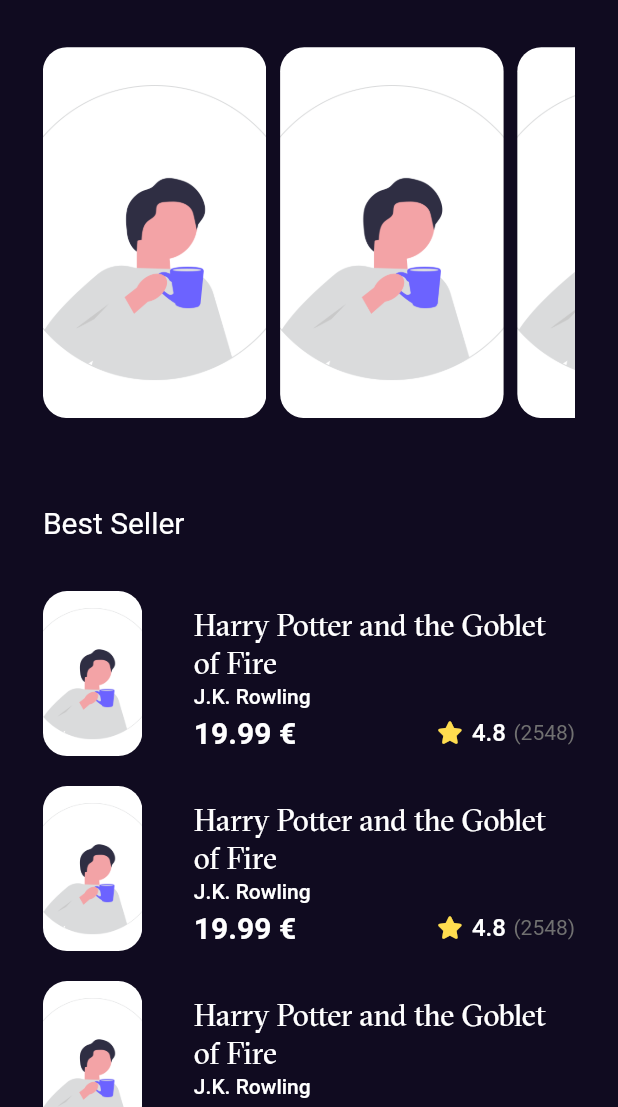
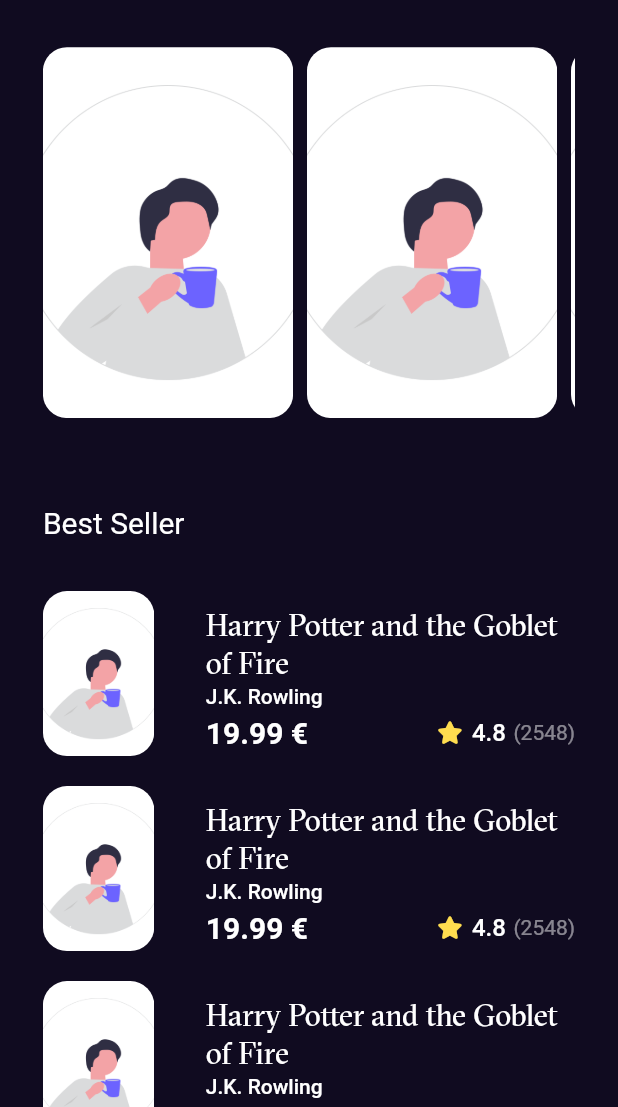
Before and after one commit to Mohammed-AboLEneen/Bookly, a Flutter app: the screen it shows after launch, on a phone screen of 412 x 824 dp, the part 129-1236 px from its top. Run offline on Flutter 3.47's test engine with Material 2 defaults, Android fonts, the phone set to English and light mode, and no system bars; our stand-ins replace flutter_screenutil, flutter_svg, font_awesome_flutter, go_router, google_fonts.

Commit message:
add screen details and some widgets in it

```diff
--- /dev/null
+++ b/lib/core/utils/routers.dart
@@ -0,0 +1,35 @@
+import 'package:bookly/features/home/presentation/view/details_book_view.dart';
+import 'package:bookly/features/home/presentation/view/home_view.dart';
+import 'package:bookly/features/splash/presentation/view/splash_view.dart';
+import 'package:flutter/cupertino.dart';
+import 'package:go_router/go_router.dart';
+
+class BooklyRouters{
+
+  static String homeView = '/homeView';
+  static String detailsBookView = '/detailsView';
+  static final GoRouter router = GoRouter(
+    routes: <RouteBase>[
+      GoRoute(
+        path: '/',
+        builder: (BuildContext context, GoRouterState state) {
+          return const SplashView();
+        },
+      ),
+
+      GoRoute(
+        path: '/homeView',
+        builder: (BuildContext context, GoRouterState state) {
+          return const HomeView();
+        },
+      ),
+
+      GoRoute(
+        path: '/detailsView',
+        builder: (BuildContext context, GoRouterState state) {
+          return const DetailsBookView();
+        },
+      )
+    ],
+  );
+}
--- a/lib/features/home/presentation/view/widgets/best_seller_list_view_item.dart
+++ b/lib/features/home/presentation/view/widgets/best_seller_list_view_item.dart
@@ -1,17 +1,25 @@
 import 'package:bookly/features/home/presentation/view/widgets/top_list_view_item.dart';
 import 'package:flutter/cupertino.dart';
 import 'package:flutter_screenutil/flutter_screenutil.dart';
-import 'package:font_awesome_flutter/font_awesome_flutter.dart';
+import 'package:go_router/go_router.dart';
 
 import '../../../../../constants.dart';
+import '../../../../../core/utils/routers.dart';
 import '../../../../../core/utils/styles.dart';
+import 'book_rating.dart';
 
 class BestSellerListViewItem extends StatelessWidget {
   const BestSellerListViewItem({super.key});
 
   @override
   Widget build(BuildContext context) {
-    return SizedBox(
+    return GestureDetector(
+
+      onTap: (){
+
+        context.push(BooklyRouters.detailsBookView);
+      },
+      child: SizedBox(
 
         width: MediaQuery.of(context).size.width * .9,
         height: 110,
@@ -41,7 +49,6 @@ class BestSellerListViewItem extends StatelessWidget {
                     ),
                     Row(
 
-
                       children: [
                         Text(
                           '19.99 €',
@@ -49,27 +56,7 @@ class BestSellerListViewItem extends StatelessWidget {
                               .copyWith(fontWeight: FontWeight.bold),
                         ),
                         const Spacer(),
-                      const FaIcon(
-                        FontAwesomeIcons.solidStar,
-                        color: Color(0xffFFDD4F),
-                        size: 15,
-                      ),
-                      const SizedBox(
-                        width: 6.3,
-                      ),
-                      Text(
-                        '4.8',
-                        style: BooklyStyles.textStyle16
-                            .copyWith(fontWeight: FontWeight.w500),
-                      ),
-                      const SizedBox(
-                        width: 5,
-                      ),
-                      Text(
-                        '(2548)',
-                        style: BooklyStyles.textStyle14
-                            .copyWith(color: const Color(0xff707070)),
-                      ),
+                        const BookRating()
                       ],
                     )
                   ],
@@ -78,6 +65,7 @@ class BestSellerListViewItem extends StatelessWidget {
             )
           ],
         ),
+      ),
     );
   }
 }
--- /dev/null
+++ b/lib/features/home/presentation/view/widgets/book_rating.dart
@@ -0,0 +1,42 @@
+import 'package:flutter/cupertino.dart';
+import 'package:font_awesome_flutter/font_awesome_flutter.dart';
+
+import '../../../../../core/utils/styles.dart';
+
+class BookRating extends StatelessWidget {
+  const BookRating({super.key});
+
+  @override
+  Widget build(BuildContext context) {
+    return Row(
+
+      mainAxisAlignment: MainAxisAlignment.center,
+      children: [
+
+        const FaIcon(
+          FontAwesomeIcons.solidStar,
+          color: Color(0xffFFDD4F),
+          size: 15,
+        ),
+        const SizedBox(
+          width: 6.3,
+        ),
+        Text(
+          '4.8',
+          style: BooklyStyles.textStyle16
+              .copyWith(fontWeight: FontWeight.w500),
+        ),
+        const SizedBox(
+          width: 5,
+        ),
+        const Opacity(
+          opacity: .5,
+          child: Text(
+            '(2548)',
+            style: BooklyStyles.textStyle14,
+          ),
+        ),
+      ],
+    );
+  }
+}
--- a/lib/features/home/presentation/view/widgets/search_icon.dart
+++ b/lib/features/home/presentation/view/widgets/custom_icon4.dart
@@ -1,10 +1,14 @@
 import 'package:flutter/material.dart';
 import 'package:flutter_screenutil/flutter_screenutil.dart';
-import 'package:flutter_svg/svg.dart';
-import '../../../../../core/utils/assets.dart';
 
-class SearchSvgIcon extends StatelessWidget {
-  const SearchSvgIcon({super.key});
+
+class CustomIcon extends StatelessWidget {
+
+  const CustomIcon({super.key, required this.width, required this.height, required this.widget});
+
+  final double width;
+  final double height;
+  final Widget widget;
 
   @override
   Widget build(BuildContext context) {
@@ -21,12 +25,9 @@ class SearchSvgIcon extends StatelessWidget {
           padding: const EdgeInsets.all(5),
           child: SizedBox(
 
-            width: 25.w,
-            height: 25.h,
-            child: SvgPicture.asset(
-              AssetsClass.searchIconImage,
-
-            ),
+            width: width.w,
+            height: height.h,
+            child: widget,
           ),
         ),
       ),
--- a/lib/features/home/presentation/view/widgets/home_body.dart
+++ b/lib/features/home/presentation/view/widgets/home_body.dart
@@ -1,15 +1,12 @@
-import 'package:bookly/constants.dart';
 import 'package:bookly/core/utils/assets.dart';
 import 'package:bookly/core/utils/styles.dart';
-import 'package:bookly/features/home/presentation/view/widgets/search_icon.dart';
+import 'package:bookly/features/home/presentation/view/widgets/custom_icon4.dart';
 import 'package:bookly/features/home/presentation/view/widgets/top_list_view.dart';
-import 'package:bookly/features/home/presentation/view/widgets/top_list_view_item.dart';
 import 'package:flutter/material.dart';
 import 'package:flutter_screenutil/flutter_screenutil.dart';
-import 'package:font_awesome_flutter/font_awesome_flutter.dart';
+import 'package:flutter_svg/svg.dart';
+import 'best_seller_list_view.dart';
 
-import 'best_seller_list_view.dart';
-import 'best_seller_list_view_item.dart';
 
 class HomeViewBody extends StatelessWidget {
   const HomeViewBody({super.key});
@@ -18,8 +15,8 @@ class HomeViewBody extends StatelessWidget {
   Widget build(BuildContext context) {
     return Scaffold(
         body: SingleChildScrollView(
+      physics: const BouncingScrollPhysics(),
       child: Padding(
-
         padding: EdgeInsets.only(top: 45.0.h, left: 25.w, right: 25.w),
         child: Column(
           crossAxisAlignment: CrossAxisAlignment.start,
@@ -32,7 +29,12 @@ class HomeViewBody extends StatelessWidget {
                   child: Image.asset(AssetsClass.logoImage),
                 ),
                 const Spacer(),
-                  const SearchSvgIcon(),
+                CustomIcon(
+                    width: 25,
+                    height: 25,
+                    widget: SvgPicture.asset(
+                      AssetsClass.searchIconImage,
+                    )),
               ],
             ),
             SizedBox(
@@ -53,7 +55,6 @@ class HomeViewBody extends StatelessWidget {
           ],
         ),
       ),
-      )
-    );
+    ));
   }
 }
--- a/lib/features/home/presentation/view/widgets/top_list_view.dart
+++ b/lib/features/home/presentation/view/widgets/top_list_view.dart
@@ -8,6 +8,8 @@ class TopListView extends StatelessWidget {
   @override
   Widget build(BuildContext context) {
     return ListView.builder(
+
+      physics: const BouncingScrollPhysics(),
       itemBuilder: (context, index) => Padding(
         padding: EdgeInsets.only(right: 8.0.w),
         child: const ListViewItem(),
--- a/lib/features/home/presentation/view/widgets/top_list_view_item.dart
+++ b/lib/features/home/presentation/view/widgets/top_list_view_item.dart
@@ -1,13 +1,11 @@
 import 'package:flutter/cupertino.dart';
-import 'package:flutter_screenutil/flutter_screenutil.dart';
-
 class ListViewItem extends StatelessWidget {
   const ListViewItem({super.key});
 
   @override
   Widget build(BuildContext context) {
     return AspectRatio(
-      aspectRatio: 135 / 224,
+      aspectRatio: 2.7/4,
       child: ClipRRect(
 
           borderRadius: BorderRadius.circular(16),
--- a/lib/features/splash/presentation/view/widgets/splash_body.dart
+++ b/lib/features/splash/presentation/view/widgets/splash_body.dart
@@ -1,10 +1,10 @@
-import 'package:bookly/features/home/presentation/view/home_view.dart';
 import 'package:flutter/material.dart';
 import 'package:flutter_screenutil/flutter_screenutil.dart';
-import 'package:get/get.dart';
+import 'package:go_router/go_router.dart';
 
 import '../../../../../constants.dart';
 import '../../../../../core/utils/assets.dart';
+import '../../../../../core/utils/routers.dart';
 
 class SplashViewWidget extends StatefulWidget {
   const SplashViewWidget({super.key});
@@ -25,7 +25,7 @@ class _SplashViewWidgetState extends State<SplashViewWidget>
     animation();
 
     Future.delayed(const Duration(seconds: 3), () {
-      Get.to(() => HomeView(), transition: Transition.leftToRight);
+      context.push(BooklyRouters.homeView);
     });
   }
 
--- a/lib/main.dart
+++ b/lib/main.dart
@@ -1,9 +1,7 @@
-import 'package:bookly/features/home/presentation/view/home_view.dart';
+import 'package:bookly/core/utils/routers.dart';
 import 'package:flutter/material.dart';
 import 'package:flutter_screenutil/flutter_screenutil.dart';
-import 'package:get/get.dart';
 import 'package:google_fonts/google_fonts.dart';
-
 import 'features/splash/presentation/view/splash_view.dart';
 
 
@@ -23,14 +21,14 @@ class MyApp extends StatelessWidget {
       splitScreenMode: true,
       builder: (context, child){
 
-        return GetMaterialApp(
+        return MaterialApp.router(
 
+          routerConfig: BooklyRouters.router,
           theme: ThemeData.dark().copyWith(
 
-            scaffoldBackgroundColor: const Color(0xff100B20),
-            textTheme: GoogleFonts.montserratAlternatesTextTheme(ThemeData.dark().textTheme)
+              scaffoldBackgroundColor: const Color(0xff100B20),
+              textTheme: GoogleFonts.montserratAlternatesTextTheme(ThemeData.dark().textTheme)
           ),
-          home: const HomeView(),
           debugShowCheckedModeBanner: false,
         );
       },
--- a/pubspec.yaml
+++ b/pubspec.yaml
@@ -40,6 +40,7 @@ dependencies:
   flutter_svg: ^2.0.7
   font_awesome_flutter: ^10.5.0
   google_fonts: ^5.1.0
+  go_router: ^10.0.0
 
 
 
```
Also changed, not shown: lib/features/home/presentation/view/details_book_view.dart (added, +57 -0 lines), lib/features/home/presentation/view/widgets/custom_details_view_app_bar.dart (added, +28 -0 lines), pubspec.lock. Lines whose indentation alone changed are shown as unchanged.
